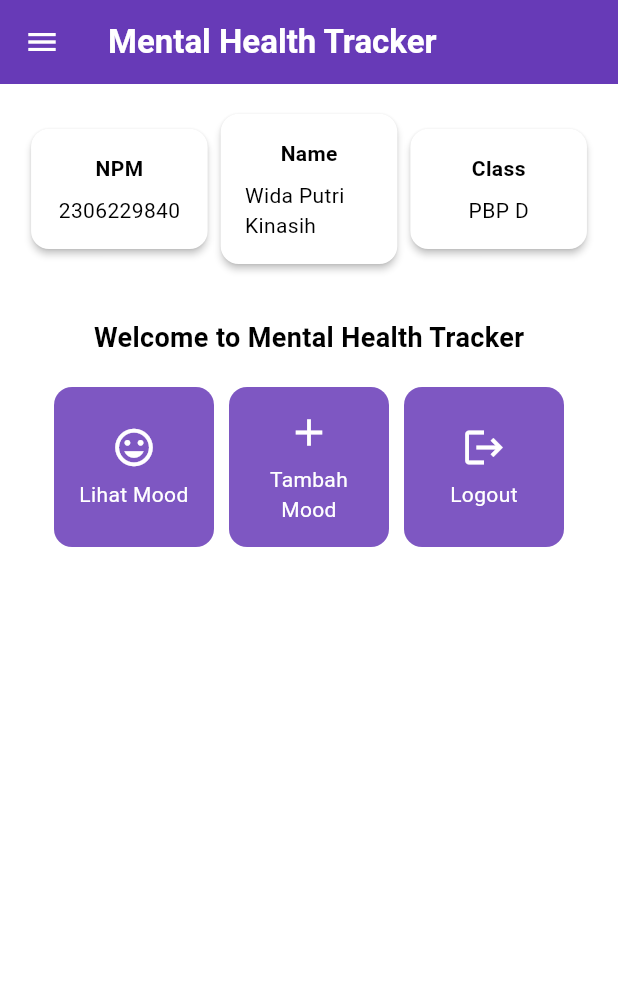
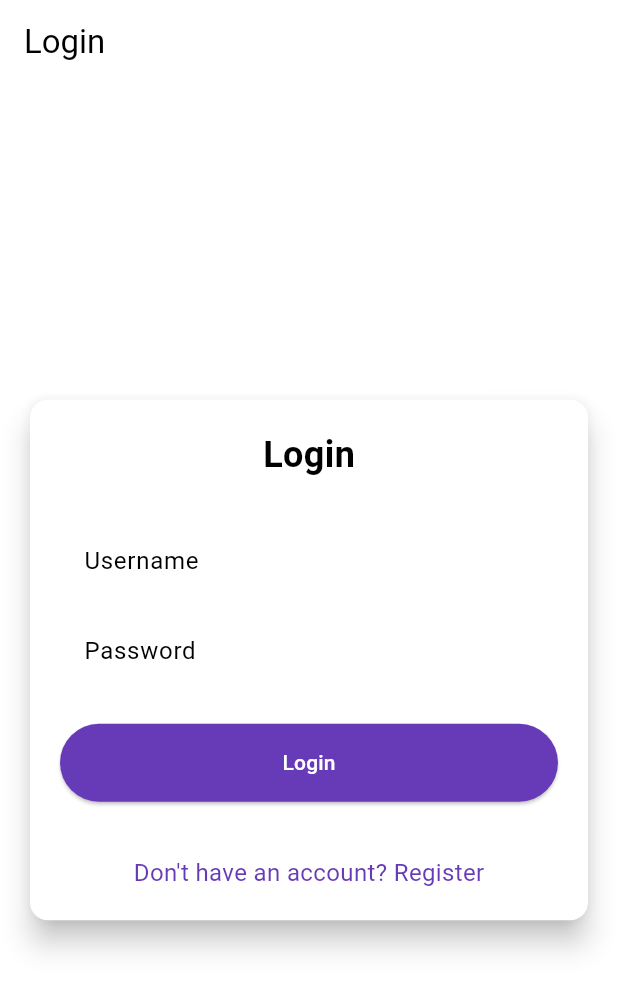
Before and after one commit to widaputri/mental_health_tracker, a Flutter app: the screen it shows after launch, on a phone screen of 412 x 824 dp. Shown: the top 991 px of the screen. Run offline on Flutter 3.47's test engine with Material 3 defaults, Android fonts, the phone set to English and light mode, and no system bars; missing offline and left inert: pbp_django_auth.

Commit message:
tutorial 8

```diff
--- a/lib/main.dart
+++ b/lib/main.dart
@@ -1,5 +1,7 @@
 import 'package:flutter/material.dart';
-import 'package:mental_health_tracker/screens/menu.dart';
+import 'package:mental_health_tracker/screens/login.dart';
+import 'package:pbp_django_auth/pbp_django_auth.dart';
+import 'package:provider/provider.dart';
 
 void main() {
   runApp(const MyApp());
@@ -8,33 +10,23 @@ void main() {
 class MyApp extends StatelessWidget {
   const MyApp({super.key});
 
-  // This widget is the root of your application.
   @override
   Widget build(BuildContext context) {
-    return MaterialApp(
-      title: 'Flutter Demo',
-      theme: ThemeData(
-        // This is the theme of your application.
-        //
-        // TRY THIS: Try running your application with "flutter run". You'll see
-        // the application has a purple toolbar. Then, without quitting the app,
-        // try changing the seedColor in the colorScheme below to Colors.green
-        // and then invoke "hot reload" (save your changes or press the "hot
-        // reload" button in a Flutter-supported IDE, or press "r" if you used
-        // the command line to start the app).
-        //
-        // Notice that the counter didn't reset back to zero; the application
-        // state is not lost during the reload. To reset the state, use hot
-        // restart instead.
-        //
-        // This works for code too, not just values: Most code changes can be
-        // tested with just a hot reload.
-        colorScheme: ColorScheme.fromSwatch(
-          primarySwatch: Colors.deepPurple,
-        ).copyWith(secondary: Colors.deepPurple[400]),
-        useMaterial3: true,
+    return Provider(
+      create: (_) {
+        CookieRequest request = CookieRequest();
+        return request;
+      },
+      child: MaterialApp(
+        title: 'Mental Health Tracker',
+        theme: ThemeData(
+          useMaterial3: true,
+          colorScheme: ColorScheme.fromSwatch(
+            primarySwatch: Colors.deepPurple,
+          ).copyWith(secondary: Colors.deepPurple[400]),
+        ),
+        home: const LoginPage(),
       ),
-      home: MyHomePage(),
     );
   }
 }
--- /dev/null
+++ b/lib/screens/login.dart
@@ -0,0 +1,176 @@
+import 'package:mental_health_tracker/screens/menu.dart';
+import 'package:flutter/material.dart';
+import 'package:pbp_django_auth/pbp_django_auth.dart';
+import 'package:provider/provider.dart';
+import 'package:mental_health_tracker/screens/register.dart';
+void main() {
+  runApp(const LoginApp());
+}
+
+class LoginApp extends StatelessWidget {
+  const LoginApp({super.key});
+
+  @override
+  Widget build(BuildContext context) {
+    return MaterialApp(
+      title: 'Login',
+      theme: ThemeData(
+        useMaterial3: true,
+        colorScheme: ColorScheme.fromSwatch(
+          primarySwatch: Colors.deepPurple,
+        ).copyWith(secondary: Colors.deepPurple[400]),
+      ),
+      home: const LoginPage(),
+    );
+  }
+}
+
+class LoginPage extends StatefulWidget {
+  const LoginPage({super.key});
+
+  @override
+  State<LoginPage> createState() => _LoginPageState();
+}
+
+class _LoginPageState extends State<LoginPage> {
+  final TextEditingController _usernameController = TextEditingController();
+  final TextEditingController _passwordController = TextEditingController();
+
+  @override
+  Widget build(BuildContext context) {
+    final request = context.watch<CookieRequest>();
+
+    return Scaffold(
+      appBar: AppBar(
+        title: const Text('Login'),
+      ),
+      body: Center(
+        child: SingleChildScrollView(
+          padding: const EdgeInsets.all(16.0),
+          child: Card(
+            elevation: 8,
+            shape: RoundedRectangleBorder(
+              borderRadius: BorderRadius.circular(12.0),
+            ),
+            child: Padding(
+              padding: const EdgeInsets.all(20.0),
+              child: Column(
+                mainAxisSize: MainAxisSize.min,
+                children: [
+                  const Text(
+                    'Login',
+                    style: TextStyle(
+                      fontSize: 24.0,
+                      fontWeight: FontWeight.bold,
+                    ),
+                  ),
+                  const SizedBox(height: 30.0),
+                  TextField(
+                    controller: _usernameController,
+                    decoration: const InputDecoration(
+                      labelText: 'Username',
+                      hintText: 'Enter your username',
+                      border: OutlineInputBorder(
+                        borderRadius: BorderRadius.all(Radius.circular(12.0)),
+                      ),
+                      contentPadding:
+                          EdgeInsets.symmetric(horizontal: 12.0, vertical: 8.0),
+                    ),
+                  ),
+                  const SizedBox(height: 12.0),
+                  TextField(
+                    controller: _passwordController,
+                    decoration: const InputDecoration(
+                      labelText: 'Password',
+                      hintText: 'Enter your password',
+                      border: OutlineInputBorder(
+                        borderRadius: BorderRadius.all(Radius.circular(12.0)),
+                      ),
+                      contentPadding:
+                          EdgeInsets.symmetric(horizontal: 12.0, vertical: 8.0),
+                    ),
+                    obscureText: true,
+                  ),
+                  const SizedBox(height: 24.0),
+                  ElevatedButton(
+                    onPressed: () async {
+                      String username = _usernameController.text;
+                      String password = _passwordController.text;
+
+                      final response = await request
+                          .login("http://localhost:8000/auth/login/", {
+                        'username': username,
+                        'password': password,
+                      });
+
+                      if (request.loggedIn) {
+                        String message = response['message'];
+                        String uname = response['username'];
+                        if (context.mounted) {
+                          Navigator.pushReplacement(
+                            context,
+                            MaterialPageRoute(
+                                builder: (context) => MyHomePage()),
+                          );
+                          ScaffoldMessenger.of(context)
+                            ..hideCurrentSnackBar()
+                            ..showSnackBar(
+                              SnackBar(
+                                  content:
+                                      Text("$message Selamat datang, $uname.")),
+                            );
+                        }
+                      } else {
+                        if (context.mounted) {
+                          showDialog(
+                            context: context,
+                            builder: (context) => AlertDialog(
+                              title: const Text('Login Gagal'),
+                              content: Text(response['message']),
+                              actions: [
+                                TextButton(
+                                  child: const Text('OK'),
+                                  onPressed: () {
+                                    Navigator.pop(context);
+                                  },
+                                ),
+                              ],
+                            ),
+                          );
+                        }
+                      }
+                    },
+                    style: ElevatedButton.styleFrom(
+                      foregroundColor: Colors.white,
+                      minimumSize: Size(double.infinity, 50),
+                      backgroundColor: Theme.of(context).colorScheme.primary,
+                      padding: const EdgeInsets.symmetric(vertical: 16.0),
+                    ),
+                    child: const Text('Login'),
+                  ),
+                  const SizedBox(height: 36.0),
+                  GestureDetector(
+                    onTap: () {
+                      Navigator.push(
+                        context,
+                        MaterialPageRoute(
+                            builder: (context) => const RegisterPage()),
+                      );
+                    },
+                    child: Text(
+                      'Don\'t have an account? Register',
+                      style: TextStyle(
+                        color: Theme.of(context).colorScheme.primary,
+                        fontSize: 16.0,
+                      ),
+                    ),
+                  ),
+                ],
+              ),
+            ),
+          ),
+        ),
+      ),
+    );
+  }
+}
--- a/pubspec.yaml
+++ b/pubspec.yaml
@@ -35,6 +35,9 @@ dependencies:
   # The following adds the Cupertino Icons font to your application.
   # Use with the CupertinoIcons class for iOS style icons.
   cupertino_icons: ^1.0.8
+  provider: ^6.1.2
+  pbp_django_auth: ^0.4.0
+  http: ^1.2.2
 
 dev_dependencies:
   flutter_test:
```
Also changed, not shown: lib/models/mood_entry.dart (added, +65 -0 lines), lib/screens/list_moodentry.dart (added, +89 -0 lines), lib/screens/moodentry_form.dart (+35 -29 lines), lib/screens/register.dart (added, +165 -0 lines), lib/widgets/left_drawer.dart (+12 -0 lines), lib/widgets/mood_card.dart (+34 -1 lines), pubspec.lock, 2 other files.
